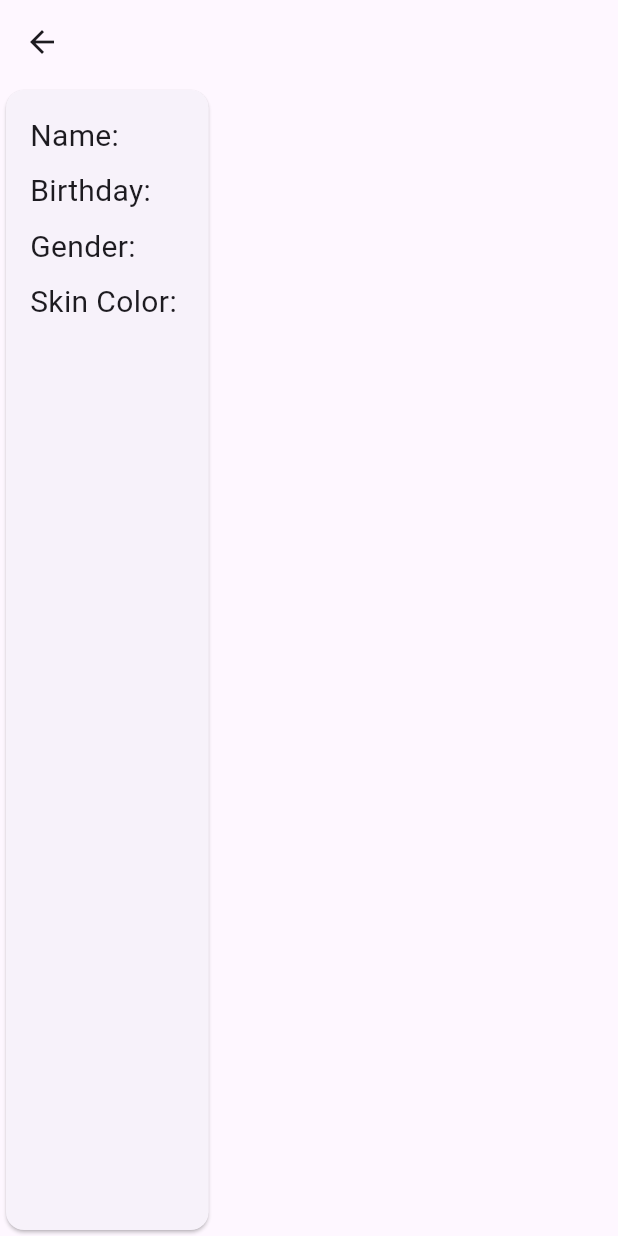
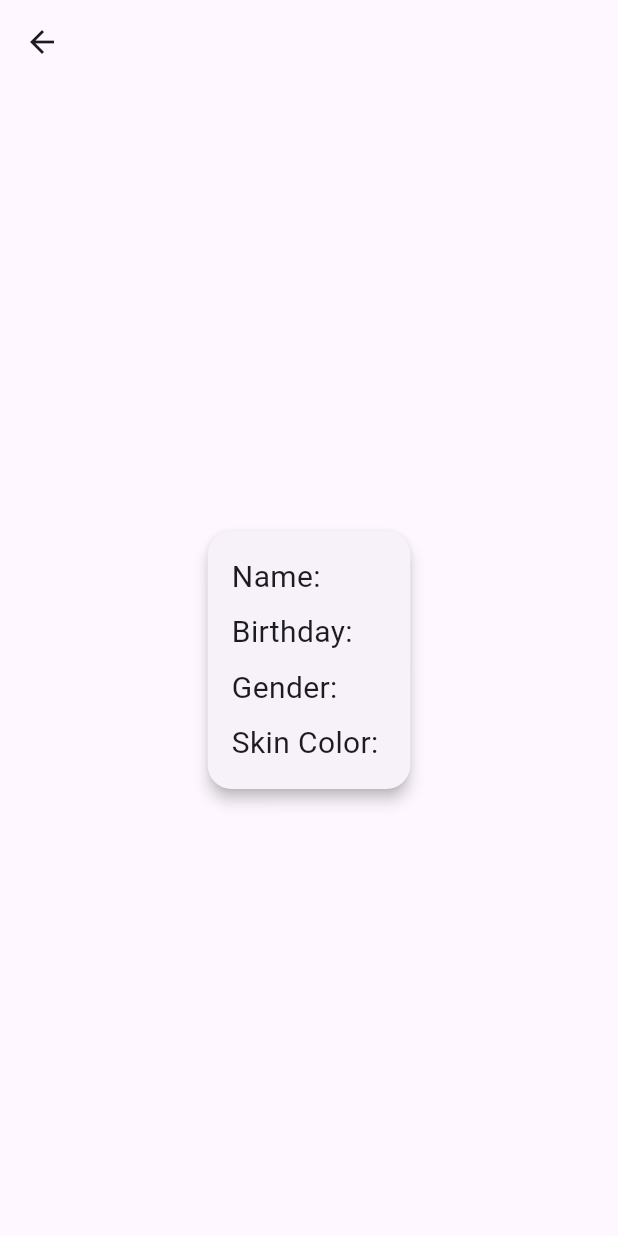
Before and after one commit to laviDomingos/atividadeAvaliativaAPIstarWars, a Flutter app: the DetailScreen screen opened directly with empty values, on a phone screen of 412 x 824 dp. Run offline on Flutter 3.47's test engine with Material 3 defaults, Android fonts, the phone set to English and light mode, and no system bars; network calls fail.

Commit message:
Atualização API

```diff
--- a/lib/screens/detail_screen.dart
+++ b/lib/screens/detail_screen.dart
@@ -19,10 +19,16 @@ class _DetailScreenState extends State<DetailScreen> {
         title: Text(people.name),
         centerTitle: true,
       ),
-      body: Card(
+      body: Center(
+        child: Card(
+          elevation: 4,
+          shape: RoundedRectangleBorder(
+            borderRadius: BorderRadius.circular(16),
+          ),
           child: Padding(
             padding: const EdgeInsets.all(16.0),
             child: Column(
+              mainAxisSize: MainAxisSize.min,
               crossAxisAlignment: CrossAxisAlignment.start,
               children: [
                 Text("Name: ${people.name}", style: const TextStyle(fontSize: 20)),
@@ -36,6 +42,7 @@ class _DetailScreenState extends State<DetailScreen> {
             ),
           ),
         ),
+      ),
     );
   }
 }
```
Lines whose indentation alone changed are shown as unchanged.
